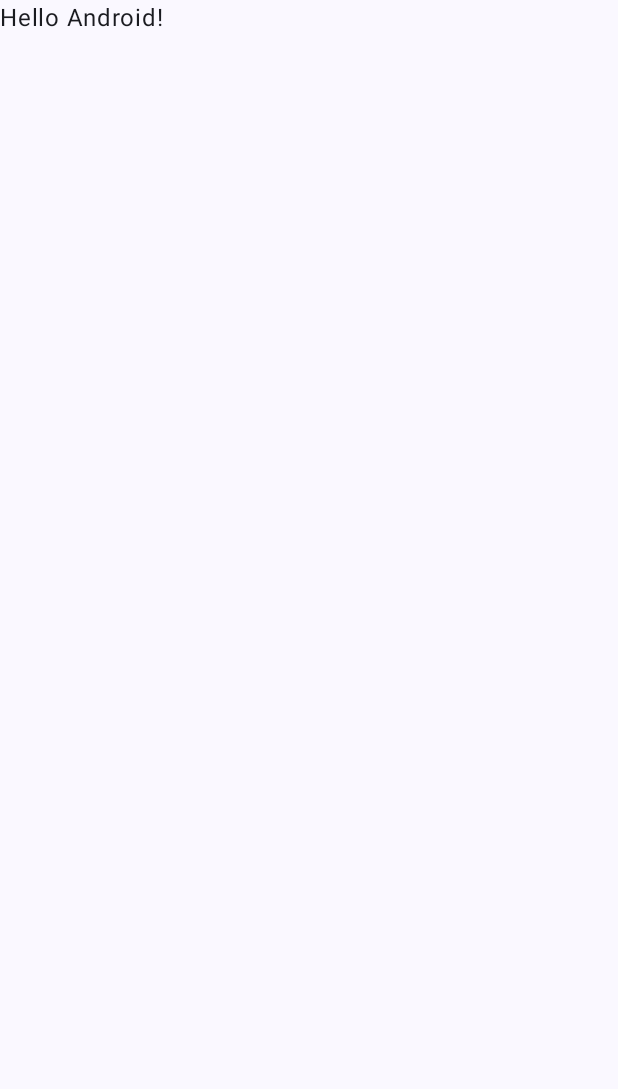
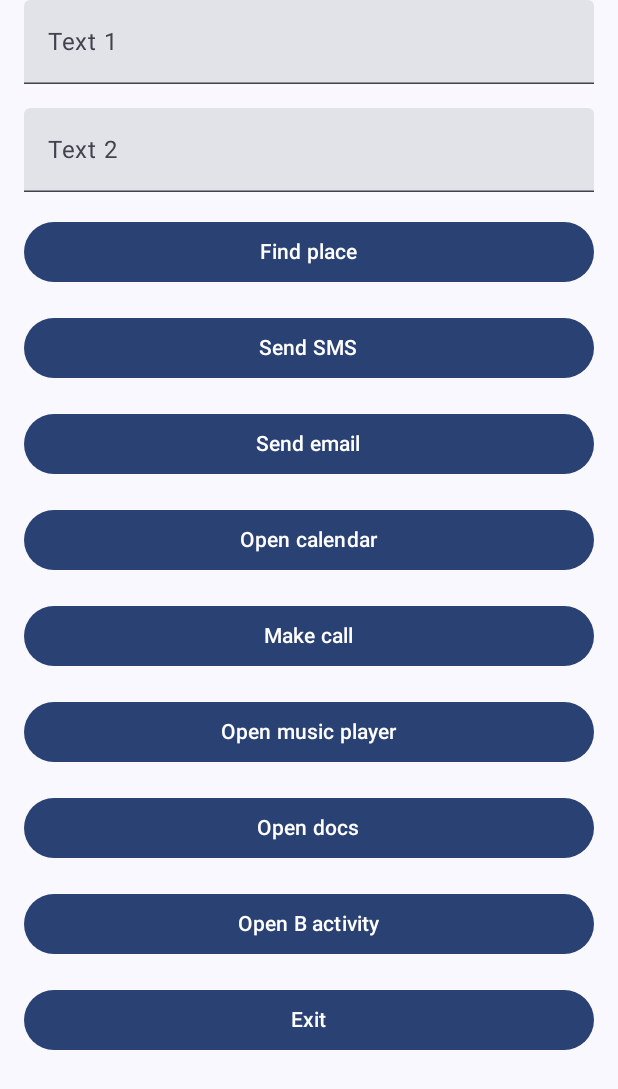
Before and after one commit to michaldziuba03/umcs-mobile-dev, an Android app built with Jetpack Compose: the screen it shows after launch (MainActivity), on a phone screen of 412 x 824 dp. Before the commit the part shown is almost empty. Shown: the top 1089 px of the screen. Run offline under Robolectric (Android 15) with nearby library versions, the phone set to English and light mode, and no system bars.

Commit message:
prepare zad3 activity A ui

```diff
--- a/zad3/app/build.gradle.kts
+++ b/zad3/app/build.gradle.kts
@@ -6,12 +6,12 @@ plugins {
 
 android {
     namespace = "com.example.zad3"
-    compileSdk = 34
+    compileSdk = 35
 
     defaultConfig {
         applicationId = "com.example.zad3"
-        minSdk = 34
-        targetSdk = 34
+        minSdk = 35
+        targetSdk = 35
         versionCode = 1
         versionName = "1.0"
 
--- a/zad3/app/src/main/AndroidManifest.xml
+++ b/zad3/app/src/main/AndroidManifest.xml
@@ -11,7 +11,7 @@
         android:roundIcon="@mipmap/ic_launcher_round"
         android:supportsRtl="true"
         android:theme="@style/Theme.Zad3"
-        tools:targetApi="31">
+        tools:targetApi="35">
         <activity
             android:name=".MainActivity"
             android:exported="true"
--- a/zad3/app/src/main/java/com/example/zad3/MainActivity.kt
+++ b/zad3/app/src/main/java/com/example/zad3/MainActivity.kt
@@ -4,13 +4,22 @@ import android.os.Bundle
 import androidx.activity.ComponentActivity
 import androidx.activity.compose.setContent
 import androidx.activity.enableEdgeToEdge
+import androidx.compose.foundation.layout.Arrangement
+import androidx.compose.foundation.layout.Column
 import androidx.compose.foundation.layout.fillMaxSize
+import androidx.compose.foundation.layout.fillMaxWidth
 import androidx.compose.foundation.layout.padding
+import androidx.compose.material3.Button
 import androidx.compose.material3.Scaffold
 import androidx.compose.material3.Text
+import androidx.compose.material3.TextField
 import androidx.compose.runtime.Composable
+import androidx.compose.runtime.getValue
+import androidx.compose.runtime.mutableStateOf
+import androidx.compose.runtime.remember
+import androidx.compose.runtime.setValue
 import androidx.compose.ui.Modifier
-import androidx.compose.ui.tooling.preview.Preview
+import androidx.compose.ui.unit.dp
 import com.example.zad3.ui.theme.Zad3Theme
 
 class MainActivity : ComponentActivity() {
@@ -20,10 +29,7 @@ class MainActivity : ComponentActivity() {
         setContent {
             Zad3Theme {
                 Scaffold(modifier = Modifier.fillMaxSize()) { innerPadding ->
-                    Greeting(
-                        name = "Android",
-                        modifier = Modifier.padding(innerPadding)
-                    )
+                    Sample(Modifier.padding(innerPadding))
                 }
             }
         }
@@ -31,17 +37,89 @@ class MainActivity : ComponentActivity() {
 }
 
 @Composable
-fun Greeting(name: String, modifier: Modifier = Modifier) {
-    Text(
-        text = "Hello $name!",
-        modifier = modifier
-    )
-}
+fun Sample(modifier: Modifier = Modifier) {
+    var text1 by remember { mutableStateOf("") }
+    var text2 by remember { mutableStateOf("") }
 
-@Preview(showBackground = true)
-@Composable
-fun GreetingPreview() {
-    Zad3Theme {
-        Greeting("Android")
+    Column(
+        modifier = modifier.padding(horizontal = 16.dp),
+        verticalArrangement = Arrangement.spacedBy(16.dp)
+    ) {
+        TextField(
+            label = { Text("Text 1") },
+            value = text1,
+            onValueChange = { text1 = it },
+            modifier = Modifier.fillMaxWidth()
+        )
+        TextField(
+            label = { Text("Text 2") },
+            value = text2,
+            onValueChange = { text2 = it },
+            modifier = Modifier.fillMaxWidth()
+        )
+
+        // 1.
+        Button(
+            onClick = {},
+            modifier = Modifier.fillMaxWidth()
+        ) {
+            Text("Find place")
+        }
+        // 2.
+        Button(
+            onClick = {},
+            modifier = Modifier.fillMaxWidth()
+        ) {
+            Text("Send SMS")
+        }
+        // 3.
+        Button(
+            onClick = {},
+            modifier = Modifier.fillMaxWidth()
+        ) {
+            Text("Send email")
+        }
+        // 4.
+        Button(
+            onClick = {},
+            modifier = Modifier.fillMaxWidth()
+        ) {
+            Text("Open calendar")
+        }
+        // 5.
+        Button(
+            onClick = {},
+            modifier = Modifier.fillMaxWidth()
+        ) {
+            Text("Make call")
+        }
+        // 6.
+        Button(
+            onClick = {},
+            modifier = Modifier.fillMaxWidth()
+        ) {
+            Text("Open music player")
+        }
+        // 7.
+        Button(
+            onClick = {},
+            modifier = Modifier.fillMaxWidth()
+        ) {
+            Text("Open docs")
+        }
+        // 8.
+        Button(
+            onClick = {},
+            modifier = Modifier.fillMaxWidth()
+        ) {
+            Text("Open B activity")
+        }
+        // 9.
+        Button(
+            onClick = {},
+            modifier = Modifier.fillMaxWidth()
+        ) {
+            Text("Exit")
+        }
     }
 }
--- a/zad3/gradle.properties
+++ b/zad3/gradle.properties
@@ -21,3 +21,4 @@ kotlin.code.style=official
 # resources declared in the library itself and none from the library's dependencies,
 # thereby reducing the size of the R class for that library
 android.nonTransitiveRClass=true
+org.gradle.configuration-cache=true
```
Also changed, not shown: 2 other files.
